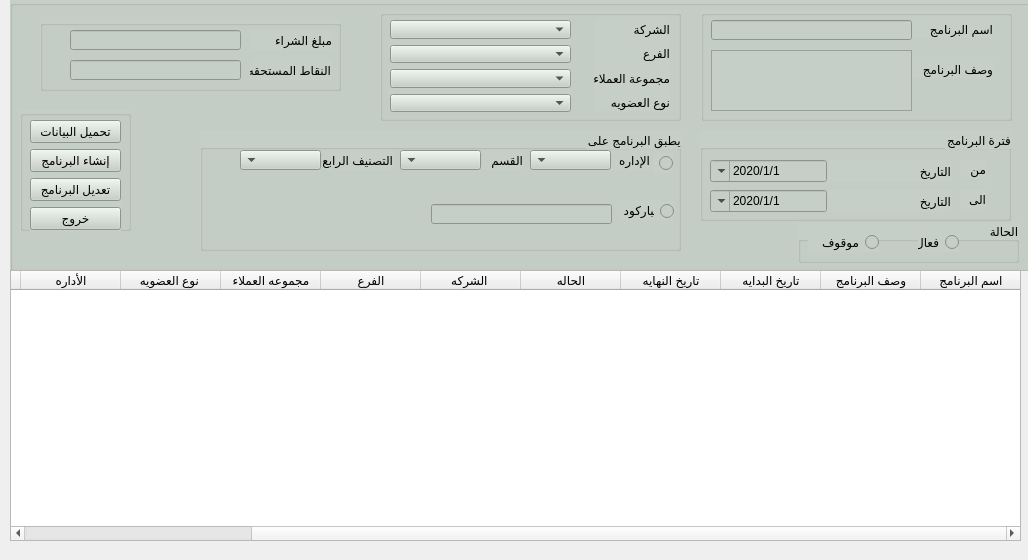
Old version of the form presentation/loyalty_ui/createModifyLoyalityProg.ui in the repository shymaa123456/HyperPOS2020.
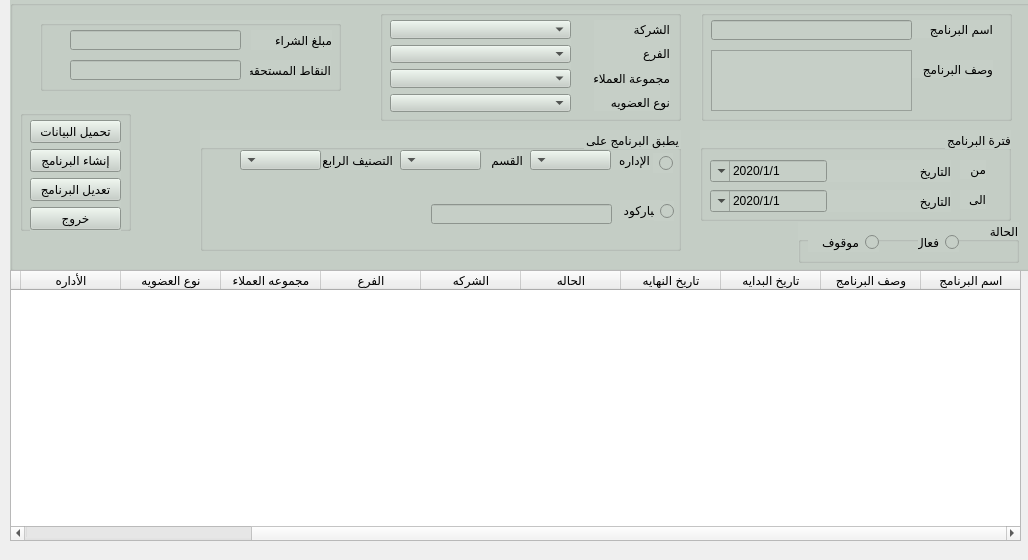
New version of the form.

Diff of the .ui file:
```diff
--- a/presentation/loyalty_ui/createModifyLoyalityProg.ui
+++ b/presentation/loyalty_ui/createModifyLoyalityProg.ui
@@ -503,7 +503,7 @@
      <enum>Qt::RightToLeft</enum>
     </property>
     <property name="title">
-     <string>يطبق البرنامج على </string>
+                    <string>يطبق البرنامج على</string>
     </property>
     <widget class="QLabel" name="label_13">
      <property name="geometry">
@@ -670,7 +670,7 @@
       </column>
       <column>
        <property name="text">
-        <string>الشركه </string>
+                                <string>الشركه</string>
        </property>
       </column>
       <column>
@@ -685,7 +685,7 @@
       </column>
       <column>
        <property name="text">
-        <string>نوع العضويه </string>
+                                <string>نوع العضويه</string>
        </property>
       </column>
       <column>
```
Left out of the diff: 3 changed lines with no effect on the pictures. Lines whose indentation alone changed are shown as unchanged.
